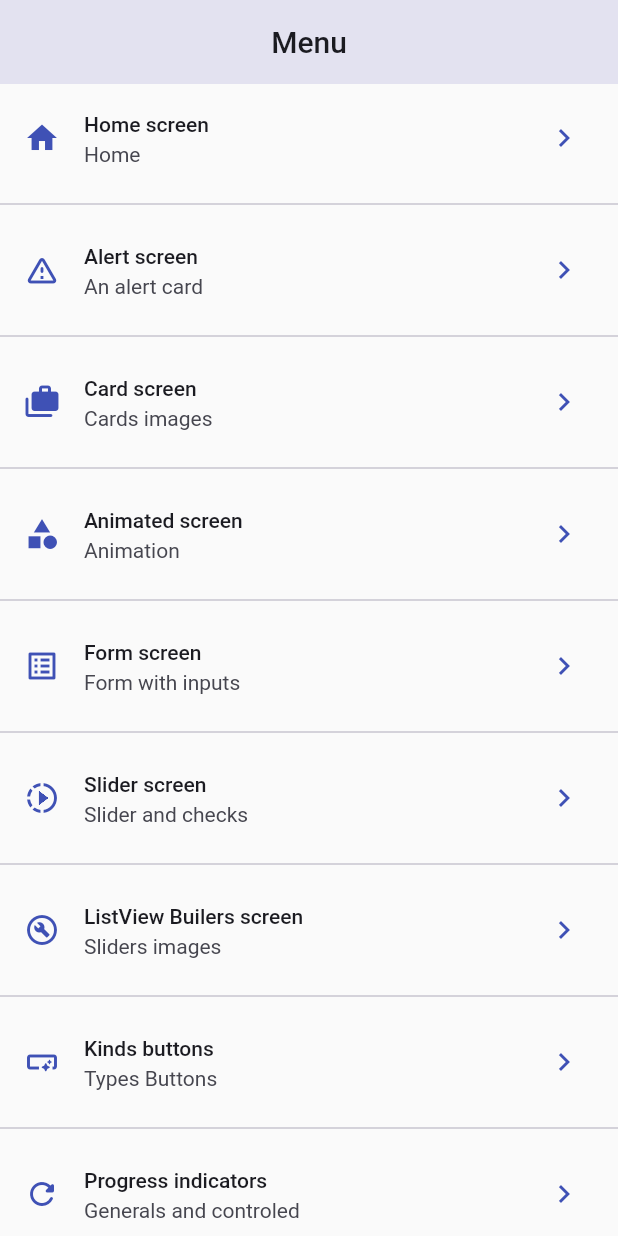
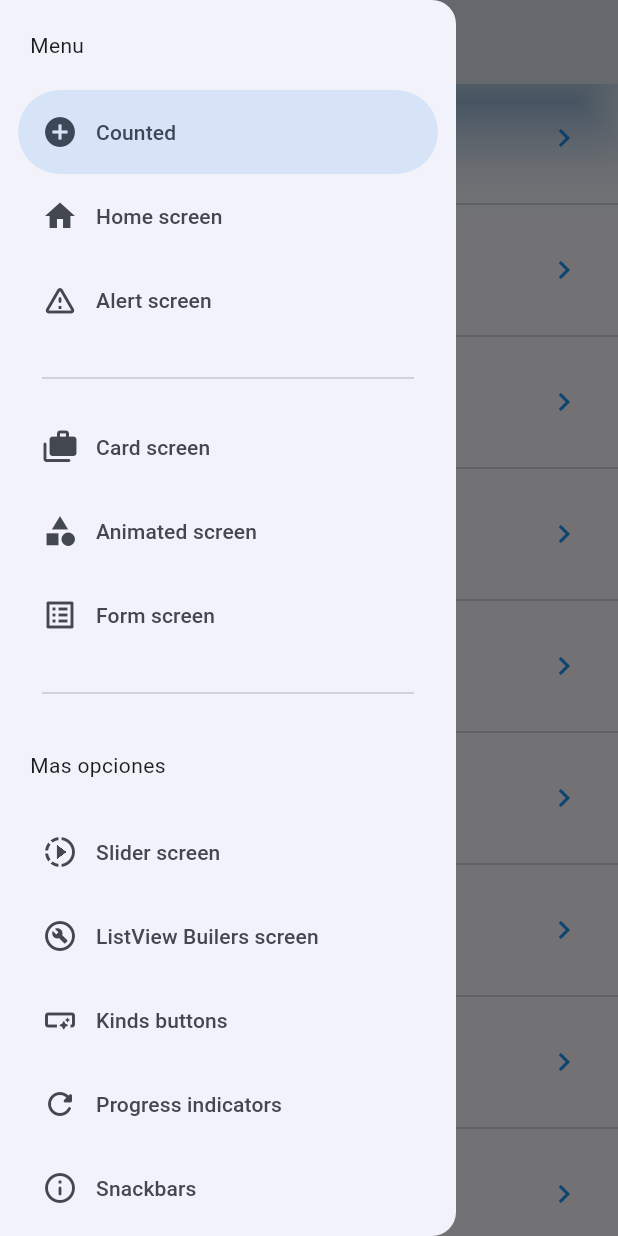
Before and after one commit to aaronshdev/Flutter-widgets, a Flutter app: the screen it shows after launch, with the side drawer open (before the commit the screen has no drawer), on a phone screen of 412 x 824 dp. Run offline on Flutter 3.47's test engine with Material 2 defaults, Android fonts, the phone set to English and light mode, and no system bars; our stand-ins replace animate_do, flutter_riverpod, go_router.

Commit message:
add theme riverpod

```diff
--- a/lib/config/router/go_router_app.dart
+++ b/lib/config/router/go_router_app.dart
@@ -58,5 +58,13 @@ final routerApp = GoRouter(
       path: '/onboarding',
       builder: (context, state) => const OnboardingScreen(),
     ),
+    GoRoute(
+      path: '/counted',
+      builder: (context, state) => const CountedScreen(),
+    ),
+    GoRoute(
+      path: '/theme-changer',
+      builder: (context, state) => const ThemeChangeScreen(),
+    ),
   ],
 );
--- a/lib/config/themes/app_theme.dart
+++ b/lib/config/themes/app_theme.dart
@@ -1,24 +1,49 @@
 import 'package:flutter/material.dart';
 
+const colorList = <Color>[
+  Colors.blue,
+  Colors.teal,
+  Colors.green,
+  Colors.red,
+  Colors.purple,
+  Colors.deepPurple,
+  Colors.orange,
+  Colors.pink,
+  Colors.pinkAccent,
+];
+
 class AppTheme {
-    static const Color primary = Colors.indigo;
+  final bool isDarckMode;
+  final int selectedColor;
+  //static const Color primary = Colors.indigo;
 
-    static final ThemeData lightTheme = ThemeData.light().copyWith(
+  AppTheme({this.isDarckMode = true, this.selectedColor= 0,});
+
+  ThemeData getTheme() => ThemeData(
     useMaterial3: true,
-      colorScheme: ColorScheme.fromSeed(seedColor: Colors.indigo),
-      primaryColor: Colors.indigo,
-      appBarTheme: const AppBarTheme(
+    brightness: isDarckMode ? Brightness.dark : Brightness.light,
+    colorSchemeSeed: colorList[selectedColor],
+    // colorScheme: ColorScheme.fromSeed(
+    //   seedColor: colorList[selectedColor],
+    //   brightness: isDarckMode ? Brightness.dark : Brightness.light
+    // ),
+    //primaryColor: colorList[selectedColor],
+    textTheme: TextTheme(
+      titleLarge: TextStyle(color: colorList[selectedColor]),
+      bodySmall: TextStyle(color: colorList[selectedColor].withOpacity(0.6))
+    ),
+    appBarTheme: AppBarTheme(
       // color: primary,
       elevation: 20,
-        // shadowColor: Colors.indigoAccent,
+      shadowColor: colorList[selectedColor],
       centerTitle: true,
       // titleTextStyle: TextStyle(fontSize: 18, color: Colors.white)
     ),
     textButtonTheme: TextButtonThemeData(
-        style: TextButton.styleFrom(foregroundColor: primary)
+        style: TextButton.styleFrom(foregroundColor: colorList[selectedColor])
     ),
     cardTheme: CardTheme(
-        shadowColor: AppTheme.primary.withOpacity(0.5),
+      shadowColor: colorList[selectedColor].withOpacity(0.5),
       shape: RoundedRectangleBorder(borderRadius: BorderRadius.circular(15))
     ),
     // floatingActionButtonTheme: const FloatingActionButtonThemeData(backgroundColor: primary),
@@ -30,33 +55,28 @@ class AppTheme {
     //         // foregroundColor: primary,
     //         shape: const StadiumBorder(),
     //         elevation: 5)),
-
     inputDecorationTheme: InputDecorationTheme(
       border: OutlineInputBorder(
         borderRadius: BorderRadius.circular(15),
-        borderSide: const BorderSide(color: Colors.black)
+        // borderSide: const BorderSide(color: Colors.black)
       ),
       enabledBorder: OutlineInputBorder(
         borderRadius: BorderRadius.circular(15),
-        borderSide: const BorderSide(color: primary)
+        borderSide: BorderSide(color: colorList[selectedColor])
       ),
       focusedBorder: OutlineInputBorder(
         borderRadius: BorderRadius.circular(15),
-        borderSide: const BorderSide(color: primary)
+        borderSide: BorderSide(color: colorList[selectedColor])
       )
     ),
-
     dialogTheme: DialogTheme(
       shape: RoundedRectangleBorder(borderRadius: BorderRadius.circular(25))
     )
   );
-
-  static final ThemeData darkTheme = ThemeData.dark().copyWith(
-    useMaterial3: true,
-    primaryColor: Colors.black87,
-    appBarTheme: const AppBarTheme(
-      color: Colors.black87, elevation: 20, shadowColor: Colors.white12
-    ),
-    scaffoldBackgroundColor: Colors.grey
-  );
+  // static final ThemeData darkTheme = ThemeData.dark().copyWith(
+  //     useMaterial3: true,
+  //     primaryColor: Colors.black87,
+  //     appBarTheme: const AppBarTheme(
+  //         color: Colors.black87, elevation: 20, shadowColor: Colors.white12),
+  //     scaffoldBackgroundColor: Colors.grey);
 }
--- a/lib/main.dart
+++ b/lib/main.dart
@@ -1,15 +1,19 @@
 import 'package:fl_components/config/themes/app_theme.dart';
 import 'package:flutter/material.dart';
 //import 'package:fl_components/config/router/app_routes.dart';
+import 'package:fl_components/presentation/providers/theme_provider.dart';
 import 'package:fl_components/config/router/go_router_app.dart';
+import 'package:flutter_riverpod/flutter_riverpod.dart';
 
-void main() => runApp(const MyApp());
+void main() => runApp(const ProviderScope(child: MyApp()));
 
-class MyApp extends StatelessWidget {
+class MyApp extends ConsumerWidget {
   const MyApp({super.key});
 
   @override
-  Widget build(BuildContext context) {
+  Widget build(BuildContext context, ref) {
+    final darkMode = ref.watch(isDarkThemeProvider);
+    final isSelectedColor = ref.watch(selectedColorProvider);
     // Se  modifica MaterialApp para usar go_router
     //para regresar al estado anterior se quita el .router y se descomentan las demas lineas
     return MaterialApp.router(
@@ -20,7 +24,7 @@ class MyApp extends StatelessWidget {
       // routes: AppRoutes.getAppRoutes(),
       // onGenerateRoute: AppRoutes.onGeneratedRoute,
       //(settings) =>  AppRoutes.onGeneratedRoute(settings),
-      theme: AppTheme.lightTheme,
+      theme: AppTheme(isDarckMode: darkMode, selectedColor: isSelectedColor).getTheme(),
     );
   }
 }
--- a/lib/models/menu_option.dart
+++ b/lib/models/menu_option.dart
@@ -19,6 +19,12 @@ class MenuOption {
 }
 
 const appMenuItems = <MenuOption>[
+  MenuOption(
+      route: '/counted',
+      name: 'Counted',
+      subtitle: 'Riverpod plus',
+      screen: CountedScreen(),
+      icon: Icons.add_circle,),
   MenuOption(
       route: '/',
       name: 'Home screen',
@@ -91,5 +97,11 @@ const appMenuItems = <MenuOption>[
       subtitle: 'Onboarding screen',
       screen: OnboardingScreen(),
       icon: Icons.image_aspect_ratio_rounded,),
+  MenuOption(
+      route: '/theme-changer',
+      name: 'Change Theme',
+      subtitle: 'Changer theme screen',
+      screen: ThemeChangeScreen(),
+      icon: Icons.color_lens_rounded,),
 
 ];
--- /dev/null
+++ b/lib/presentation/providers/counted_provider.dart
@@ -0,0 +1,3 @@
+import 'package:flutter_riverpod/flutter_riverpod.dart';
+
+final counterProvider = StateProvider((ref) => 5);
--- /dev/null
+++ b/lib/presentation/providers/theme_provider.dart
@@ -0,0 +1,9 @@
+import 'package:fl_components/config/themes/app_theme.dart';
+import 'package:flutter_riverpod/flutter_riverpod.dart';
+
+final isDarkThemeProvider = StateProvider((ref) => false);
+
+final selectedColorProvider = StateProvider((ref) => 0);
+//Listado de colores inmutables
+
+final colorListProvider = Provider((ref) => colorList);
--- a/lib/presentation/screens/listview_builder_screen.dart
+++ b/lib/presentation/screens/listview_builder_screen.dart
@@ -1,7 +1,5 @@
 import 'package:flutter/material.dart';
 import 'package:go_router/go_router.dart';
-
-import '../../config/themes/app_theme.dart';
 
 class ListViewBuilderScreen extends StatefulWidget {
   const ListViewBuilderScreen({super.key});
@@ -129,8 +127,6 @@ class _ListViewBuilderScreenState extends State<ListViewBuilderScreen> {
       color: Colors.white.withOpacity(0.9),
       shape: BoxShape.circle,
     ),
-    child: const CircularProgressIndicator(
-      color: AppTheme.primary,
-    ),
+    child: const CircularProgressIndicator(),
   );
 }
--- a/lib/presentation/screens/listview_menu_screen.dart
+++ b/lib/presentation/screens/listview_menu_screen.dart
@@ -1,5 +1,9 @@
+import 'package:fl_components/config/themes/app_theme.dart';
+import 'package:fl_components/presentation/providers/theme_provider.dart';
+import 'package:fl_components/presentation/widgets/side_menu.dart';
 import 'package:flutter/material.dart';
 import 'package:fl_components/models/menu_option.dart';
+import 'package:flutter_riverpod/flutter_riverpod.dart';
 import 'package:go_router/go_router.dart';
 
 class MenuListViewScreen extends StatelessWidget {
@@ -9,7 +13,10 @@ class MenuListViewScreen extends StatelessWidget {
 
   @override
   Widget build(BuildContext context) {
+    final scaffoldKey = GlobalKey<ScaffoldState>();
+
     return Scaffold(
+      key: scaffoldKey,
       appBar: AppBar(
         title: const Text("Menu"),
       ),
@@ -26,12 +33,13 @@ class MenuListViewScreen extends StatelessWidget {
         //         trailing: const Icon(Icons.keyboard_arrow_right_outlined),
         //       )),
         // ],
-      )
+      ),
+      drawer: SideMenu(scaffoldKey: scaffoldKey),
     );
   }
 }
 
-class _CustomListTile extends StatelessWidget {
+class _CustomListTile extends ConsumerWidget {
   const _CustomListTile({
     required this.option,
   });
@@ -39,18 +47,18 @@ class _CustomListTile extends StatelessWidget {
   final MenuOption option;
 
   @override
-  Widget build(BuildContext context) {
-    final colors = Theme.of(context).primaryColor;
+  Widget build(BuildContext context, ref) {
+    final colorSelected = ref.watch(selectedColorProvider);
     return ListTile(
       leading: Icon(
         option.icon,
-        color: colors,
+        color: colorList[colorSelected],
       ),
       title: Text(option.name),
       subtitle: Text(option.subtitle),
       trailing: Icon(
         Icons.keyboard_arrow_right_outlined,
-        color: colors,
+        color: colorList[colorSelected],
       ),
       onTap: () {
         //  final route = MaterialPageRoute(builder: builder)
--- a/lib/presentation/screens/screens.dart
+++ b/lib/presentation/screens/screens.dart
@@ -1,8 +1,11 @@
+
+
 
 export 'package:fl_components/presentation/screens/alert_screen.dart';
 export 'package:fl_components/presentation/screens/animated.dart';
 export 'package:fl_components/presentation/screens/buttons_screen.dart';
 export 'package:fl_components/presentation/screens/card_screen.dart';
+export 'package:fl_components/presentation/screens/counted_screen.dart';
 export 'package:fl_components/presentation/screens/form.dart';
 export 'package:fl_components/presentation/screens/listview_builder_screen.dart';
 export 'package:fl_components/presentation/screens/listview_menu_screen.dart';
@@ -10,4 +13,5 @@ export 'package:fl_components/presentation/screens/onboarding_screen.dart';
 export 'package:fl_components/presentation/screens/progress_indicators_screen.dart';
 export 'package:fl_components/presentation/screens/slider_screen.dart';
 export 'package:fl_components/presentation/screens/snackbar_screen.dart';
+export 'package:fl_components/presentation/screens/theme_list_screen.dart';
 export 'package:fl_components/presentation/screens/ui_controls_screen.dart';
--- a/lib/presentation/screens/slider_screen.dart
+++ b/lib/presentation/screens/slider_screen.dart
@@ -1,4 +1,3 @@
-import 'package:fl_components/config/themes/app_theme.dart';
 import 'package:flutter/material.dart';
 
 class SliderScreen extends StatefulWidget {
@@ -28,12 +27,10 @@ class _SliderScreenState extends State<SliderScreen> {
             min: 50,
             max: 400,
             value: _sliderValue,
-            activeColor: AppTheme.primary,
             onChanged: _enable ? (value) => sliderFunction(value):null,
           ),
           CheckboxListTile(
             value: _enable,
-            activeColor: AppTheme.primary,
             title: const Text('Desabilitar slider'),
             onChanged: (value) => setState(() {
             _enable = value?? true;
@@ -41,7 +38,6 @@ class _SliderScreenState extends State<SliderScreen> {
           ),
           SwitchListTile(
             value: _enable,
-            activeColor: AppTheme.primary,
             title: const Text('Desabilitar slider'),
             onChanged: (value) => setState(() {
             _enable = value!= value;
--- a/lib/presentation/widgets/custom_card.dart
+++ b/lib/presentation/widgets/custom_card.dart
@@ -1,5 +1,4 @@
 import 'package:flutter/material.dart';
-import '../../config/themes/app_theme.dart';
 
 class CustomCard extends StatelessWidget {
   final String tittle;
@@ -22,7 +21,6 @@ class CustomCard extends StatelessWidget {
         ListTile(
           leading: const Icon(
             Icons.closed_caption,
-            color: AppTheme.primary,
           ),
           title: Text(tittle),
           subtitle: const Text(
--- /dev/null
+++ b/lib/presentation/widgets/side_menu.dart
@@ -0,0 +1,57 @@
+import 'package:fl_components/models/models.dart';
+import 'package:flutter/material.dart';
+import 'package:go_router/go_router.dart';
+
+class SideMenu extends StatefulWidget {
+  final GlobalKey<ScaffoldState> scaffoldKey;
+  const SideMenu({super.key, required this.scaffoldKey});
+
+  @override
+  State<SideMenu> createState() => _SideMenuState();
+}
+
+class _SideMenuState extends State<SideMenu> {
+  int navDrawerIndex = 0;
+  @override
+  Widget build(BuildContext context) {
+    final hasNotch = MediaQuery.of(context).viewPadding.top > 35;
+    return NavigationDrawer(
+      selectedIndex: navDrawerIndex,
+      onDestinationSelected: (value) {
+        setState(() {
+          navDrawerIndex = value;
+        });
+        final menuItem = appMenuItems[value];
+        context.push(menuItem.route);
+        widget.scaffoldKey.currentState?.closeDrawer();
+      },
+      children: [
+        Padding(
+          padding: EdgeInsets.fromLTRB(20, hasNotch ? 10 : 20, 15, 20),
+          child: const Text('Menu'),
+        ),
+        ...appMenuItems.sublist(0, 3).map((item) =>
+            NavigationDrawerDestination(
+                icon: Icon(item.icon), label: Text(item.name))),
+        const Padding(
+          padding: EdgeInsets.fromLTRB(28, 16, 28, 10),
+          child: Divider(),
+        ),
+        ...appMenuItems.sublist(3, 6).map((item) =>
+            NavigationDrawerDestination(
+                icon: Icon(item.icon), label: Text(item.name))),
+        const Padding(
+          padding: EdgeInsets.fromLTRB(28, 16, 28, 10),
+          child: Divider(),
+        ),
+        Padding(
+          padding: EdgeInsets.fromLTRB(20, hasNotch ? 10 : 20, 15, 20),
+          child: const Text('Mas opciones'),
+        ),
+        ...appMenuItems.sublist(6).map((item) => NavigationDrawerDestination(
+            icon: Icon(item.icon), label: Text(item.name))
+        ),
+      ]
+    );
+  }
+}
```
Also changed, not shown: lib/presentation/screens/counted_screen.dart (added, +42 -0 lines), lib/presentation/screens/theme_list_screen.dart (added, +56 -0 lines), pubspec.yaml (+1 -29 lines), pubspec.lock. Lines whose indentation alone changed are shown as unchanged.
